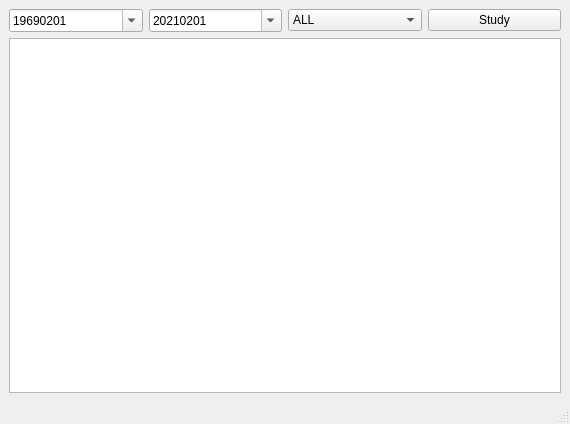
Qt form Tools/MHealthReport/mainapp.ui (zyq1569/HealthApp) before a commit.
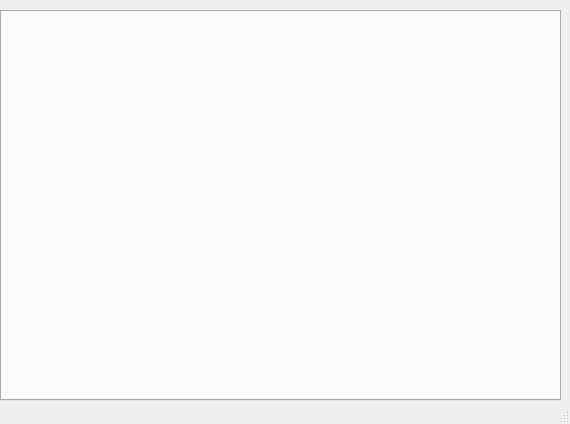
The same form after that commit.

Commit message: add table: studyimage ui

```diff
--- a/Tools/MHealthReport/mainapp.ui
+++ b/Tools/MHealthReport/mainapp.ui
@@ -14,152 +14,31 @@
    <string>HealthReprot</string>
   </property>
   <widget class="QWidget" name="centralwidget">
-   <layout class="QVBoxLayout" name="verticalLayout">
-    <item>
-     <layout class="QHBoxLayout" name="horizontalLayout">
-      <item>
-       <widget class="QDateEdit" name="m_startDate">
-        <property name="wrapping">
-         <bool>false</bool>
-        </property>
-        <property name="readOnly">
-         <bool>false</bool>
-        </property>
-        <property name="dateTime">
-         <datetime>
-          <hour>0</hour>
-          <minute>0</minute>
-          <second>0</second>
-          <year>1969</year>
-          <month>2</month>
-          <day>1</day>
-         </datetime>
-        </property>
-        <property name="currentSection">
-         <enum>QDateTimeEdit::YearSection</enum>
-        </property>
-        <property name="displayFormat">
-         <string>yyyyMMdd</string>
-        </property>
-        <property name="calendarPopup">
-         <bool>true</bool>
-        </property>
-        <property name="timeSpec">
-         <enum>Qt::LocalTime</enum>
-        </property>
-        <property name="date">
-         <date>
-          <year>1969</year>
-          <month>2</month>
-          <day>1</day>
-         </date>
-        </property>
-       </widget>
-      </item>
-      <item>
-       <widget class="QDateEdit" name="m_endDate">
-        <property name="wrapping">
-         <bool>false</bool>
-        </property>
-        <property name="readOnly">
-         <bool>false</bool>
-        </property>
-        <property name="dateTime">
-         <datetime>
-          <hour>0</hour>
-          <minute>0</minute>
-          <second>0</second>
-          <year>2021</year>
-          <month>2</month>
-          <day>1</day>
-         </datetime>
-        </property>
-        <property name="currentSection">
-         <enum>QDateTimeEdit::YearSection</enum>
-        </property>
-        <property name="displayFormat">
-         <string>yyyyMMdd</string>
-        </property>
-        <property name="calendarPopup">
-         <bool>true</bool>
-        </property>
-       </widget>
-      </item>
-      <item>
-       <widget class="QComboBox" name="m_StudyModality">
-        <item>
-         <property name="text">
-          <string>ALL</string>
-         </property>
-        </item>
-        <item>
-         <property name="text">
-          <string>CT</string>
-         </property>
-        </item>
-        <item>
-         <property name="text">
-          <string>MR</string>
-         </property>
-        </item>
-        <item>
-         <property name="text">
-          <string>CR</string>
-         </property>
-        </item>
-        <item>
-         <property name="text">
-          <string>DR</string>
-         </property>
-        </item>
-        <item>
-         <property name="text">
-          <string>RF</string>
-         </property>
-        </item>
-        <item>
-         <property name="text">
-          <string>ES</string>
-         </property>
-        </item>
-        <item>
-         <property name="text">
-          <string>US</string>
-         </property>
-        </item>
-        <item>
-         <property name="text">
-          <string>Other</string>
-         </property>
-        </item>
-       </widget>
-      </item>
-      <item>
-       <widget class="QPushButton" name="m_getStudyDbImages">
-        <property name="text">
-         <string>Study</string>
-        </property>
-       </widget>
-      </item>
-     </layout>
-    </item>
-    <item>
-     <widget class="QTableWidget" name="m_tableWidget">
-      <property name="autoFillBackground">
-       <bool>true</bool>
-      </property>
-      <property name="sortingEnabled">
-       <bool>true</bool>
-      </property>
-      <attribute name="horizontalHeaderShowSortIndicator" stdset="0">
-       <bool>true</bool>
-      </attribute>
-      <attribute name="horizontalHeaderStretchLastSection">
-       <bool>true</bool>
-      </attribute>
-     </widget>
-    </item>
-   </layout>
+   <widget class="QTabWidget" name="m_tabWidgetTotal">
+    <property name="geometry">
+     <rect>
+      <x>0</x>
+      <y>10</y>
+      <width>561</width>
+      <height>391</height>
+     </rect>
+    </property>
+    <property name="minimumSize">
+     <size>
+      <width>0</width>
+      <height>0</height>
+     </size>
+    </property>
+    <property name="maximumSize">
+     <size>
+      <width>16777215</width>
+      <height>16777215</height>
+     </size>
+    </property>
+    <property name="currentIndex">
+     <number>-1</number>
+    </property>
+   </widget>
   </widget>
   <widget class="QMenuBar" name="menubar">
    <property name="geometry">
```
The commit also changes 4 other files.
